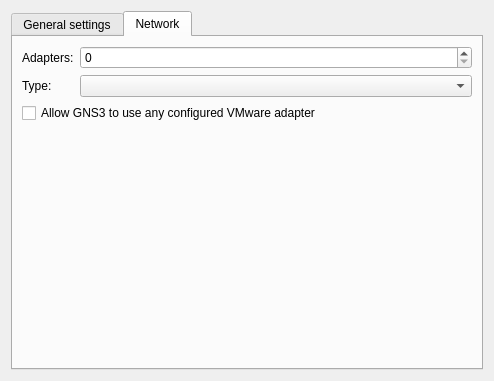
The window that gns3/modules/vmware/ui/vmware_vm_configuration_page.ui (GNS3/gns3-gui) describes before a commit, drawn with Qt 5.
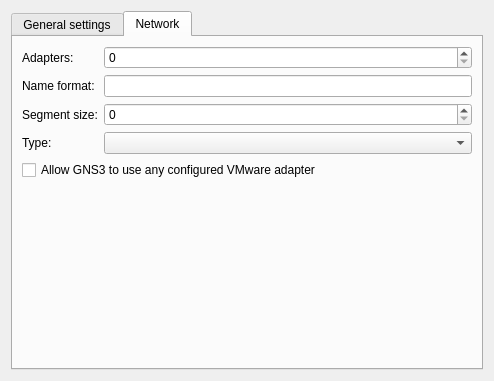
The same window after the commit. The open tabs and pages were chosen to show the change.

Commit message: Support for custom port names. #309.

Diff of the .ui file:
```diff
--- a/gns3/modules/vmware/ui/vmware_vm_configuration_page.ui
+++ b/gns3/modules/vmware/ui/vmware_vm_configuration_page.ui
@@ -154,13 +154,44 @@
         </widget>
        </item>
        <item row="1" column="0">
+        <widget class="QLabel" name="uiPortNameFormatLabel">
+         <property name="text">
+          <string>Name format:</string>
+         </property>
+        </widget>
+       </item>
+       <item row="1" column="1">
+        <widget class="QLineEdit" name="uiPortNameFormatLineEdit">
+         <property name="text">
+          <string/>
+         </property>
+        </widget>
+       </item>
+       <item row="2" column="0">
+        <widget class="QLabel" name="uiPortSegmentSizeLabel">
+         <property name="text">
+          <string>Segment size:</string>
+         </property>
+        </widget>
+       </item>
+       <item row="2" column="1">
+        <widget class="QSpinBox" name="uiPortSegmentSizeSpinBox">
+         <property name="maximum">
+          <number>128</number>
+         </property>
+         <property name="singleStep">
+          <number>4</number>
+         </property>
+        </widget>
+       </item>
+       <item row="3" column="0">
         <widget class="QLabel" name="label">
          <property name="text">
           <string>Type:</string>
          </property>
         </widget>
        </item>
-       <item row="1" column="1">
+       <item row="3" column="1">
         <widget class="QComboBox" name="uiAdapterTypesComboBox">
          <property name="sizePolicy">
           <sizepolicy hsizetype="Expanding" vsizetype="Fixed">
@@ -170,14 +201,14 @@
          </property>
         </widget>
        </item>
-       <item row="2" column="0" colspan="2">
+       <item row="4" column="0" colspan="2">
         <widget class="QCheckBox" name="uiUseAnyAdapterCheckBox">
          <property name="text">
           <string>Allow GNS3 to use any configured VMware adapter</string>
          </property>
         </widget>
        </item>
-       <item row="3" column="0" colspan="2">
+       <item row="5" column="1">
         <spacer name="spacer">
          <property name="orientation">
           <enum>Qt::Vertical</enum>
```
The commit also changes 21 other files.
